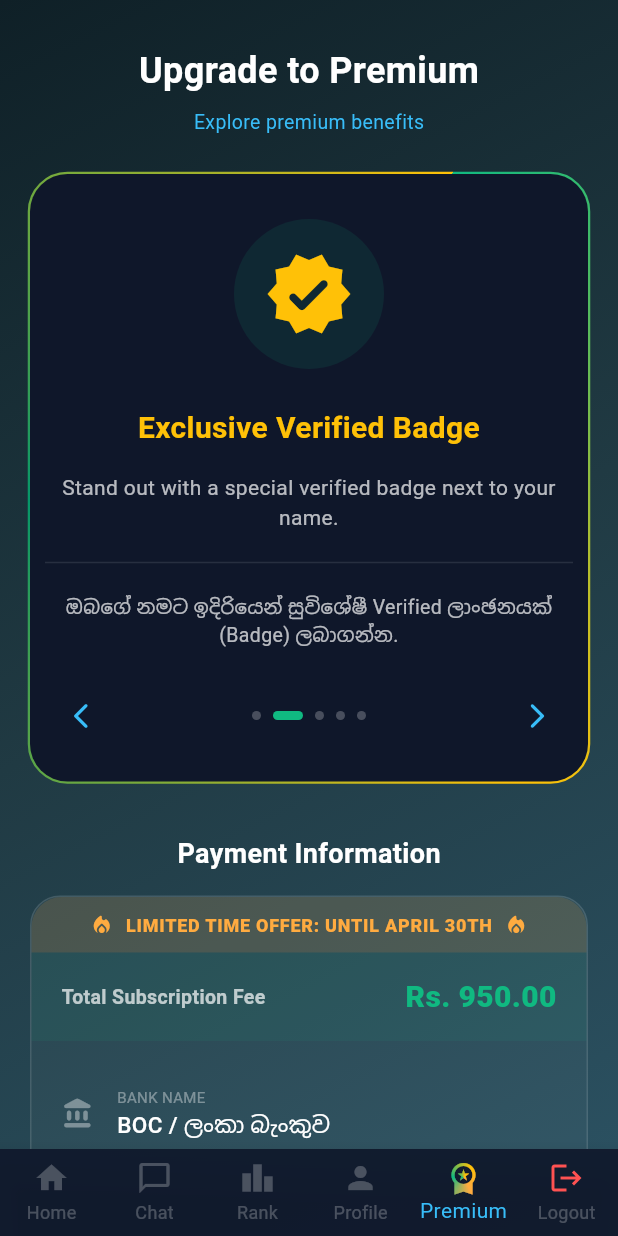
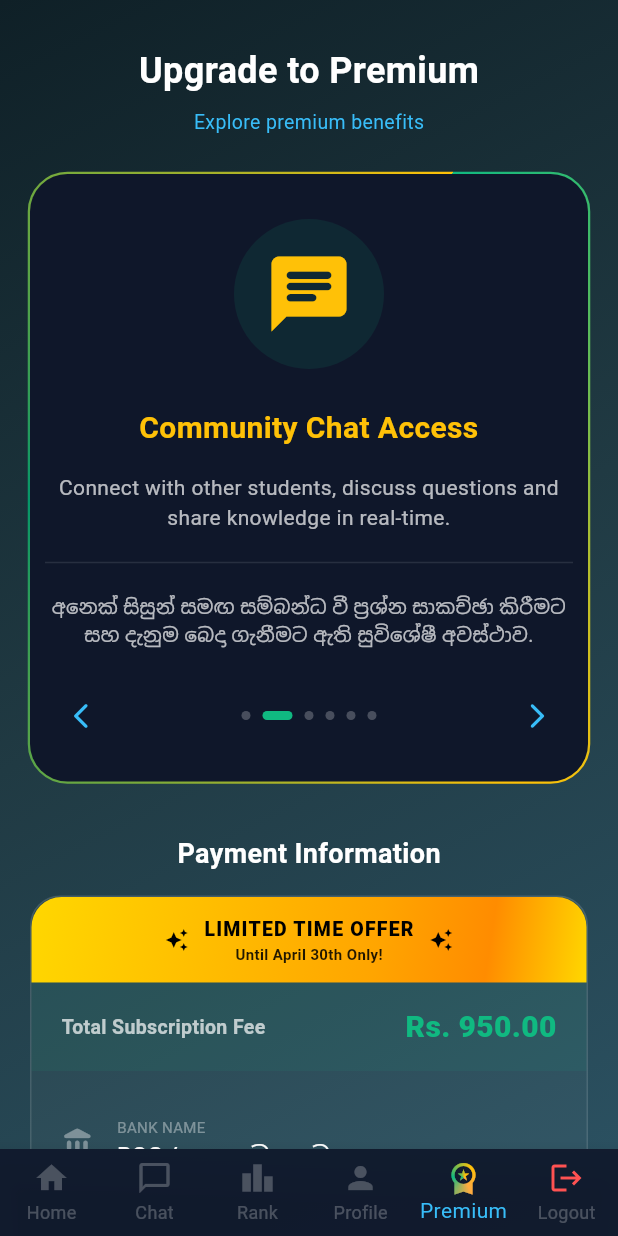
Before and after one commit to ruwan-dev/gk_quiz_app, a Flutter app: the screen it shows once a user with an empty profile is signed in, after a tap on "Upgrade to Premium", after a tap on the "arrow forward ios" icon, on a phone screen of 412 x 824 dp. Run offline on Flutter 3.47's test engine with Material 3 defaults, Android fonts, the phone set to English and light mode, and no system bars; our stand-ins replace cloud_firestore, firebase_auth, firebase_core, percent_indicator; accounts and stored records are empty; Roboto replaces fonts that are missing (Poppins).

Commit message:
feat: add community chat access feature and enhance premium offer banner with animation

```diff
--- a/lib/screens/home_screen.dart
+++ b/lib/screens/home_screen.dart
@@ -186,7 +186,7 @@ class _HomeTabState extends State<HomeTab> with SingleTickerProviderStateMixin {
               String name = userData?['name'] ?? 'User';
               int score = userData?['totalScore'] ?? 0;
               bool isPremium = userData?['isPremium'] ?? false;
-              String? avatarUrl = userData?['avatarUrl']; // 🚀 අලුතින් එකතු කළ Avatar URL එක
+              String? avatarUrl = userData?['avatarUrl'];
 
               return AnimatedBuilder(
                 animation: _borderController,
@@ -201,7 +201,6 @@ class _HomeTabState extends State<HomeTab> with SingleTickerProviderStateMixin {
                     children: [
                       Row(
                         children: [
-                          // 🚀 Avatar එක පෙන්වන කොටස (Premium යූසර් කෙනෙක්ට avatar එකක් තියෙනවා නම් පෙන්වනවා)
                           CircleAvatar(
                             radius: 25,
                             backgroundColor: const Color(0xFF38BDF8).withOpacity(0.2),
@@ -213,7 +212,24 @@ class _HomeTabState extends State<HomeTab> with SingleTickerProviderStateMixin {
                                 : Icon(isPremium ? Icons.workspace_premium : Icons.person, color: isPremium ? Colors.amber : const Color(0xFF38BDF8), size: 30),
                           ),
                           const SizedBox(width: 15),
-                          Expanded(child: Text(name, style: const TextStyle(color: Colors.white, fontSize: 18, fontWeight: FontWeight.bold))),
+                          Expanded(
+                            child: Row(
+                              children: [
+                                Flexible(
+                                  child: Text(
+                                    name,
+                                    overflow: TextOverflow.ellipsis,
+                                    style: const TextStyle(color: Colors.white, fontSize: 18, fontWeight: FontWeight.bold)
+                                  ),
+                                ),
+                                // 🚀 Premium නම් පමණක් පෙන්වන Verified Badge එක
+                                if (isPremium) ...[
+                                  const SizedBox(width: 5),
+                                  const Icon(Icons.verified, color: Color(0xFF38BDF8), size: 18),
+                                ],
+                              ],
+                            ),
+                          ),
                           Container(padding: const EdgeInsets.symmetric(horizontal: 12, vertical: 8), decoration: BoxDecoration(color: Colors.white.withOpacity(0.05), borderRadius: BorderRadius.circular(20), border: Border.all(color: Colors.white10)), child: Text("$score XP", style: const TextStyle(color: Colors.white, fontWeight: FontWeight.bold))),
                         ],
                       ),
@@ -267,7 +283,7 @@ class AnimatedCategoryCard extends StatefulWidget {
 class _AnimatedCategoryCardState extends State<AnimatedCategoryCard> with SingleTickerProviderStateMixin {
   late AnimationController _controller;
   @override
-  void initState() { super.initState(); _controller = AnimationController(vsync: this, duration: const Duration(seconds: 2))..repeat(); }
+  void initState() { super.initState(); _controller = AnimationController(vsync: this, duration: const Duration(seconds: 4))..repeat(); }
   @override
   void dispose() { _controller.dispose(); super.dispose(); }
 
@@ -292,8 +308,23 @@ class _AnimatedCategoryCardState extends State<AnimatedCategoryCard> with Single
 
   @override
   Widget build(BuildContext context) {
-    return Container(
-      decoration: BoxDecoration(borderRadius: BorderRadius.circular(20), color: Colors.white.withOpacity(0.04), border: Border.all(color: Colors.white10)),
+    // 🚀 මෙන්න ආයෙත් එකතු කළ Gradient Border Animation එක
+    return AnimatedBuilder(
+      animation: _controller,
+      builder: (context, child) => CustomPaint(
+        painter: GradientBorderPainter(
+          angle: _controller.value * 2 * math.pi,
+          strokeWidth: 2,
+          radius: 20,
+          gradientColors: [const Color(0xFF38BDF8), const Color(0xFF6366F1), const Color(0xFF38BDF8)],
+        ),
+        child: child,
+      ),
+      child: Container(
+        decoration: BoxDecoration(
+          borderRadius: BorderRadius.circular(20),
+          color: Colors.white.withOpacity(0.04),
+        ),
         child: InkWell(
           borderRadius: BorderRadius.circular(20),
           onTap: () { if (!widget.isDisabled) Navigator.push(context, MaterialPageRoute(builder: (context) => MainBackgroundWrapper(child: PapersScreen(categoryId: widget.catId, categoryName: widget.title, onNavigate: widget.onNavigate)))); },
@@ -321,6 +352,7 @@ class _AnimatedCategoryCardState extends State<AnimatedCategoryCard> with Single
             ),
           ),
         ),
+      ),
     );
   }
 }
--- a/lib/screens/premium_screen.dart
+++ b/lib/screens/premium_screen.dart
@@ -23,6 +23,12 @@ class _PremiumScreenState extends State<PremiumScreen> with SingleTickerProvider
       'title': "Access Premium Papers",
       'enDesc': "Unlock and practice all exclusive premium past papers and model papers.",
       'siDesc': "සියලුම අනුමාන ප්‍රශ්න පත්‍ර සඳහා පිවිසුම ලබාගන්න.",
+    },
+    {
+      'icon': Icons.chat_rounded,
+      'title': "Community Chat Access",
+      'enDesc': "Connect with other students, discuss questions and share knowledge in real-time.",
+      'siDesc': "අනෙක් සිසුන් සමඟ සම්බන්ධ වී ප්‍රශ්න සාකච්ඡා කිරීමට සහ දැනුම බෙදා ගැනීමට ඇති සුවිශේෂී අවස්ථාව.",
     },
     {
       'icon': Icons.verified_rounded,
@@ -159,6 +165,7 @@ class _PremiumScreenState extends State<PremiumScreen> with SingleTickerProvider
           const Text("Upgrade to Premium", style: TextStyle(color: Colors.white, fontSize: 24, fontWeight: FontWeight.bold)),
           const SizedBox(height: 8),
           const Text("Explore premium benefits", style: TextStyle(color: Color(0xFF38BDF8), fontSize: 13)),
+
           const SizedBox(height: 25),
 
           // 🚀 Animated Feature Card with Arrows
@@ -226,35 +233,60 @@ class _PremiumScreenState extends State<PremiumScreen> with SingleTickerProvider
             ),
             child: Column(
               children: [
-                // 🚀 Limited Time Offer Banner eka me thanata genawa (Price ekata udin)
-                Container(
+                // 🚀 මම මෙන්න මෙතනට VIP Animated Banner එක මාරු කළා (Price එකට උඩින්ම තියෙන විදිහට)
+                AnimatedBuilder(
+                  animation: _controller,
+                  builder: (context, child) {
+                    return Container(
                       width: double.infinity,
-                  padding: const EdgeInsets.symmetric(vertical: 10),
+                      padding: const EdgeInsets.symmetric(vertical: 12),
                       decoration: BoxDecoration(
-                    color: Colors.orangeAccent.withOpacity(0.15),
-                    borderRadius: const BorderRadius.only(topLeft: Radius.circular(20), topRight: Radius.circular(20)),
+                        gradient: LinearGradient(
+                          colors: const [
+                            Color(0xFFFFD700), // Gold
+                            Color(0xFFFFA500), // Orange
+                            Color(0xFFFF8C00), // Dark Orange
+                            Color(0xFFFFD700), // Gold back
+                          ],
+                          stops: [
+                            0.0,
+                            (_controller.value - 0.2).clamp(0.0, 1.0),
+                            _controller.value,
+                            (_controller.value + 0.2).clamp(0.0, 1.0),
+                          ],
+                          begin: Alignment.topLeft,
+                          end: Alignment.bottomRight,
                         ),
-                  child: const Row(
+                        borderRadius: const BorderRadius.only(
+                          topLeft: Radius.circular(20),
+                          topRight: Radius.circular(20),
+                        ),
+                      ),
+                      child: Row(
                         mainAxisAlignment: MainAxisAlignment.center,
                         children: [
-                      Icon(Icons.local_fire_department_rounded, color: Colors.orangeAccent, size: 16),
-                      SizedBox(width: 8),
+                          const Icon(Icons.auto_awesome, color: Colors.black, size: 16),
+                          const SizedBox(width: 10),
+                          const Column(
+                            children: [
                               Text(
-                        "LIMITED TIME OFFER: UNTIL APRIL 30TH",
-                        style: TextStyle(
-                          color: Colors.orangeAccent,
-                          fontSize: 12,
-                          fontWeight: FontWeight.w800,
-                          letterSpacing: 0.5
+                                "LIMITED TIME OFFER",
+                                style: TextStyle(color: Colors.black, fontSize: 13, fontWeight: FontWeight.w900, letterSpacing: 0.8),
                               ),
+                              Text(
+                                "Until April 30th Only!",
+                                style: TextStyle(color: Colors.black87, fontSize: 10, fontWeight: FontWeight.bold),
                               ),
-                      SizedBox(width: 8),
-                      Icon(Icons.local_fire_department_rounded, color: Colors.orangeAccent, size: 16),
                             ],
                           ),
+                          const SizedBox(width: 10),
+                          const Icon(Icons.auto_awesome, color: Colors.black, size: 16),
+                        ],
+                      ),
+                    );
+                  },
                 ),
 
-                // 🚀 Subscription Fee eka
                 Container(
                   padding: const EdgeInsets.symmetric(horizontal: 20, vertical: 15),
                   decoration: BoxDecoration(
```
Lines whose indentation alone changed are shown as unchanged.
